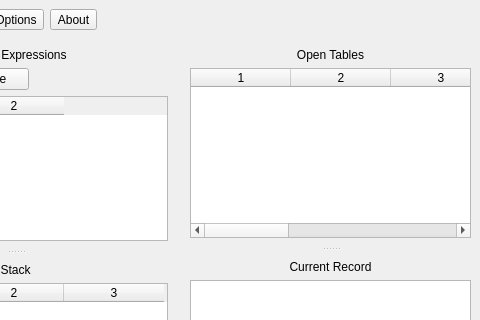
Above: branches/branch1/hbide/debugger.ui from tnsr1/hbidewithdebugger before the change; both pictures show x 146 to 626 and y 0 to 320 of the 626 by 712 pixel window. Below: the same form after it.
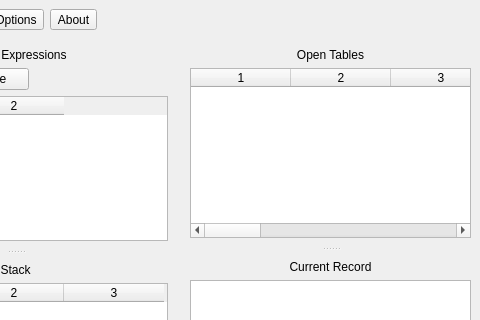
That is the form after the change.

What changed in the file:
```diff
--- a/branches/branch1/hbide/debugger.ui
+++ b/branches/branch1/hbide/debugger.ui
@@ -401,7 +401,7 @@
               <item>
                <widget class="QTableWidget" name="tableOpenTables">
                 <property name="columnCount">
-                 <number>6</number>
+                 <number>9</number>
                 </property>
                 <column/>
                 <column/>
@@ -409,6 +409,9 @@
                 <column/>
                 <column/>
                 <column/>
+                <column/>
+                <column/>
+                <column/>
                </widget>
               </item>
              </layout>
```
